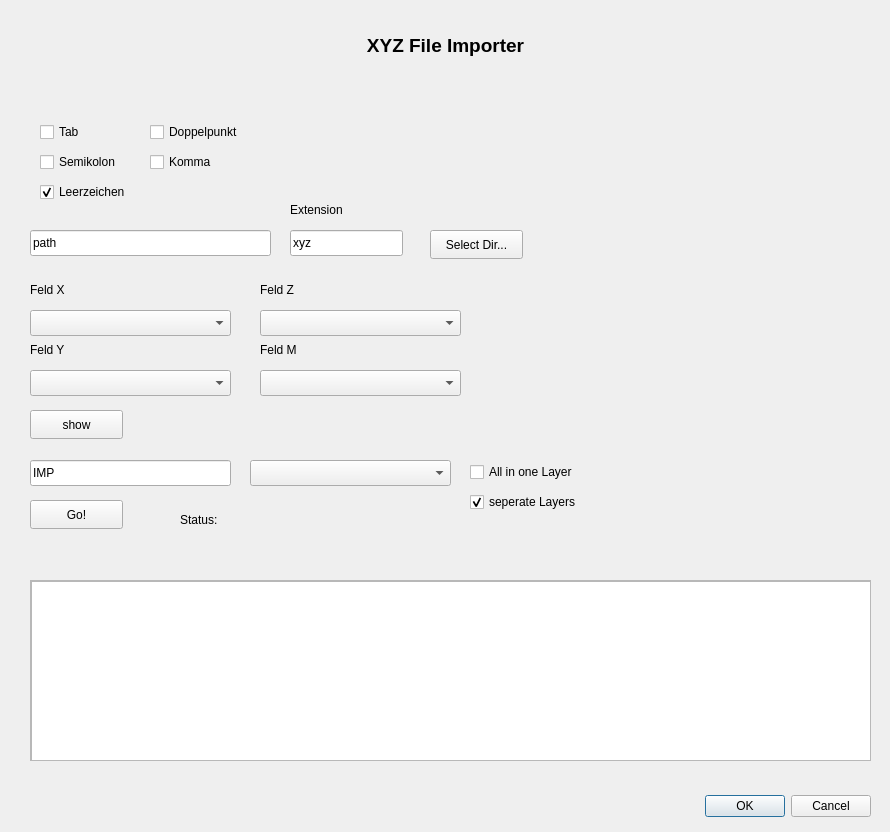
Qt form xyz_importer/xyz_importer_dialog_base.ui (mrams38h/XYZ_Importer) before a commit.
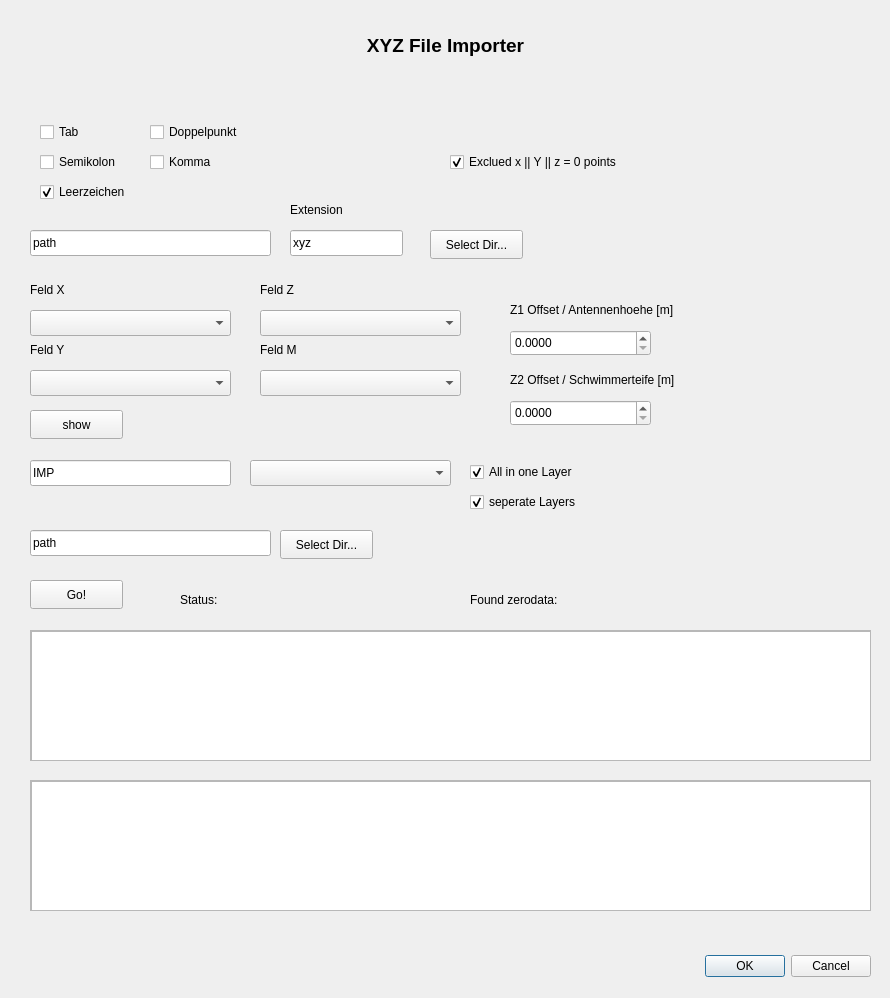
The same form after that commit.

What changed in the file:
```diff
--- a/xyz_importer/xyz_importer_dialog_base.ui
+++ b/xyz_importer/xyz_importer_dialog_base.ui
@@ -7,7 +7,7 @@
     <x>0</x>
     <y>0</y>
     <width>890</width>
-    <height>832</height>
+    <height>998</height>
    </rect>
   </property>
   <property name="windowTitle">
@@ -17,7 +17,7 @@
    <property name="geometry">
     <rect>
      <x>530</x>
-     <y>790</y>
+     <y>950</y>
      <width>341</width>
      <height>32</height>
     </rect>
@@ -86,6 +86,9 @@
    <property name="text">
     <string>All in one Layer</string>
    </property>
+   <property name="checked">
+    <bool>true</bool>
+   </property>
   </widget>
   <widget class="QCheckBox" name="check_seperate">
    <property name="geometry">
@@ -255,9 +258,9 @@
    <property name="geometry">
     <rect>
      <x>30</x>
-     <y>580</y>
+     <y>630</y>
      <width>841</width>
-     <height>181</height>
+     <height>131</height>
     </rect>
    </property>
    <property name="widgetResizable">
@@ -269,7 +272,7 @@
       <x>0</x>
       <y>0</y>
       <width>839</width>
-      <height>179</height>
+      <height>129</height>
      </rect>
     </property>
     <widget class="QTableWidget" name="table_preview">
@@ -278,7 +281,7 @@
        <x>0</x>
        <y>0</y>
        <width>841</width>
-       <height>181</height>
+       <height>131</height>
       </rect>
      </property>
     </widget>
@@ -288,7 +291,7 @@
    <property name="geometry">
     <rect>
      <x>30</x>
-     <y>500</y>
+     <y>580</y>
      <width>93</width>
      <height>29</height>
     </rect>
@@ -417,8 +420,8 @@
    <property name="geometry">
     <rect>
      <x>180</x>
-     <y>510</y>
-     <width>63</width>
+     <y>590</y>
+     <width>201</width>
      <height>20</height>
     </rect>
    </property>
@@ -426,6 +429,176 @@
     <string>Status: </string>
    </property>
   </widget>
+  <widget class="QLineEdit" name="text_output">
+   <property name="geometry">
+    <rect>
+     <x>30</x>
+     <y>530</y>
+     <width>241</width>
+     <height>26</height>
+    </rect>
+   </property>
+   <property name="toolTip">
+    <string>Folder or output Layers</string>
+   </property>
+   <property name="text">
+    <string>path</string>
+   </property>
+  </widget>
+  <widget class="QPushButton" name="button_output">
+   <property name="geometry">
+    <rect>
+     <x>280</x>
+     <y>530</y>
+     <width>93</width>
+     <height>29</height>
+    </rect>
+   </property>
+   <property name="text">
+    <string>Select Dir...</string>
+   </property>
+  </widget>
+  <widget class="QDoubleSpinBox" name="spin_schwimmer_offset">
+   <property name="geometry">
+    <rect>
+     <x>510</x>
+     <y>400</y>
+     <width>141</width>
+     <height>26</height>
+    </rect>
+   </property>
+   <property name="toolTip">
+    <string>&lt;html&gt;&lt;head/&gt;&lt;body&gt;&lt;p&gt;Z2 Offset [m]: Abstand Wasseroberfläche Schwimmerunterkante&lt;/p&gt;&lt;/body&gt;&lt;/html&gt;</string>
+   </property>
+   <property name="decimals">
+    <number>4</number>
+   </property>
+   <property name="minimum">
+    <double>0.000000000000000</double>
+   </property>
+   <property name="maximum">
+    <double>5.000000000000000</double>
+   </property>
+   <property name="singleStep">
+    <double>0.010000000000000</double>
+   </property>
+  </widget>
+  <widget class="QLabel" name="label_7">
+   <property name="geometry">
+    <rect>
+     <x>510</x>
+     <y>370</y>
+     <width>221</width>
+     <height>20</height>
+    </rect>
+   </property>
+   <property name="text">
+    <string>Z2 Offset / Schwimmerteife [m]</string>
+   </property>
+  </widget>
+  <widget class="QDoubleSpinBox" name="spin_ant_offset">
+   <property name="geometry">
+    <rect>
+     <x>510</x>
+     <y>330</y>
+     <width>141</width>
+     <height>26</height>
+    </rect>
+   </property>
+   <property name="toolTip">
+    <string>&lt;html&gt;&lt;head/&gt;&lt;body&gt;&lt;p&gt;Z1 Offset [m]: Abstand GPS Antenne Wasseroberfläche (wenn als Tiefe eine absolute Höhe gewählt wird)&lt;/p&gt;&lt;/body&gt;&lt;/html&gt;</string>
+   </property>
+   <property name="decimals">
+    <number>4</number>
+   </property>
+   <property name="minimum">
+    <double>0.000000000000000</double>
+   </property>
+   <property name="maximum">
+    <double>5.000000000000000</double>
+   </property>
+   <property name="singleStep">
+    <double>0.010000000000000</double>
+   </property>
+  </widget>
+  <widget class="QLabel" name="label_8">
+   <property name="geometry">
+    <rect>
+     <x>510</x>
+     <y>300</y>
+     <width>211</width>
+     <height>20</height>
+    </rect>
+   </property>
+   <property name="text">
+    <string>Z1 Offset / Antennenhoehe [m]</string>
+   </property>
+  </widget>
+  <widget class="QCheckBox" name="check_zero">
+   <property name="geometry">
+    <rect>
+     <x>450</x>
+     <y>150</y>
+     <width>191</width>
+     <height>24</height>
+    </rect>
+   </property>
+   <property name="toolTip">
+    <string>&lt;html&gt;&lt;head/&gt;&lt;body&gt;&lt;p&gt;Punkte deren x, y, oder z Wert 0 ist, ausschließen&lt;/p&gt;&lt;p&gt;Liste aller kaputten files wird im Layerordner gespeichert. &lt;/p&gt;&lt;/body&gt;&lt;/html&gt;</string>
+   </property>
+   <property name="text">
+    <string>Exclued x || Y || z = 0 points</string>
+   </property>
+   <property name="checked">
+    <bool>true</bool>
+   </property>
+  </widget>
+  <widget class="QLabel" name="lable_zero">
+   <property name="geometry">
+    <rect>
+     <x>470</x>
+     <y>590</y>
+     <width>221</width>
+     <height>20</height>
+    </rect>
+   </property>
+   <property name="text">
+    <string>Found zerodata: </string>
+   </property>
+  </widget>
+  <widget class="QScrollArea" name="scrollArea_2">
+   <property name="geometry">
+    <rect>
+     <x>30</x>
+     <y>780</y>
+     <width>841</width>
+     <height>131</height>
+    </rect>
+   </property>
+   <property name="widgetResizable">
+    <bool>true</bool>
+   </property>
+   <widget class="QWidget" name="scrollAreaWidgetContents_2">
+    <property name="geometry">
+     <rect>
+      <x>0</x>
+      <y>0</y>
+      <width>839</width>
+      <height>129</height>
+     </rect>
+    </property>
+    <widget class="QTextEdit" name="table_console">
+     <property name="geometry">
+      <rect>
+       <x>0</x>
+       <y>0</y>
+       <width>841</width>
+       <height>131</height>
+      </rect>
+     </property>
+    </widget>
+   </widget>
+  </widget>
  </widget>
  <resources/>
  <connections>
```
